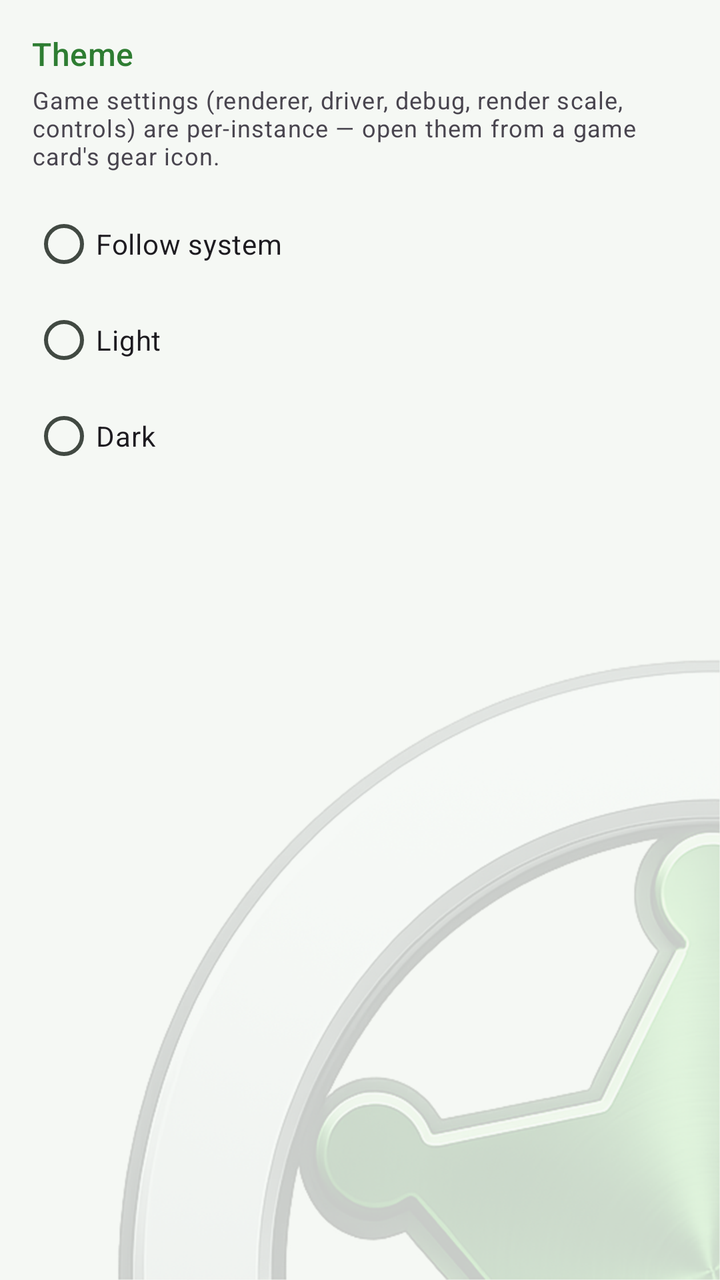
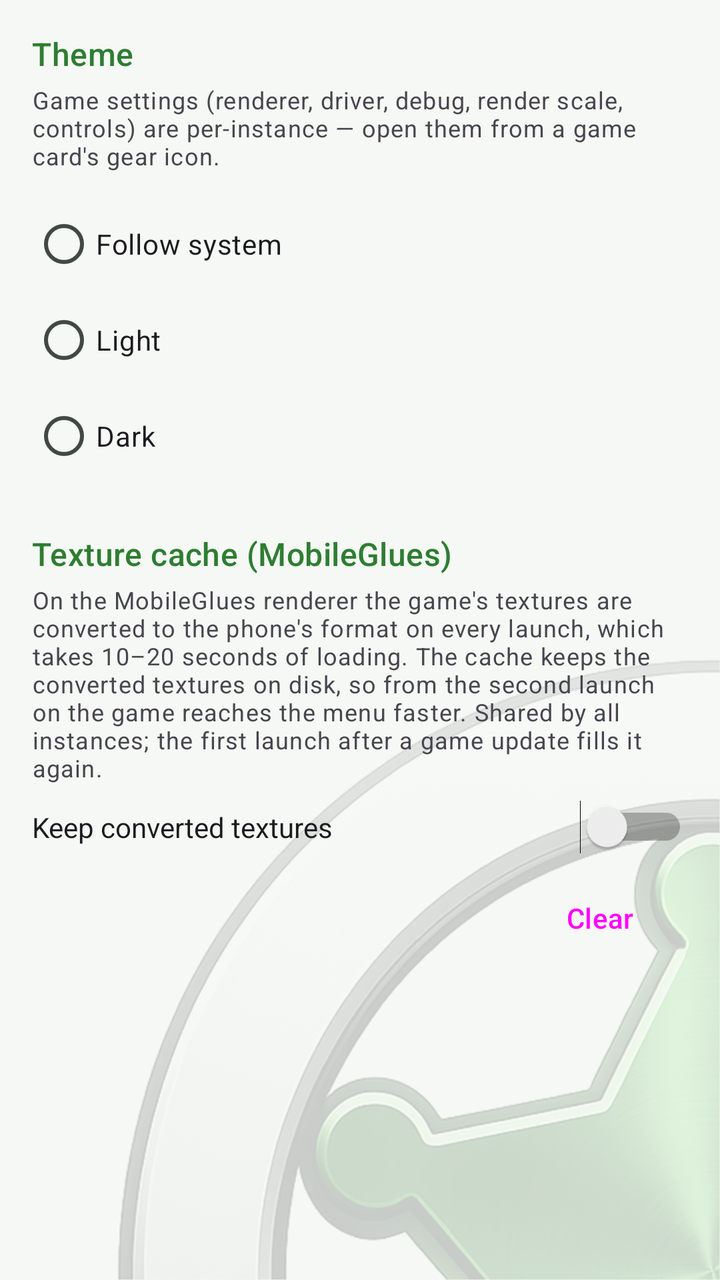

Screens rendered from an Android XML layout before and after an edit, with the pre-edit source and the edit as a unified diff.
<!-- AndroidManifest.xml: application theme AppTheme -->
<!-- res/layout/fragment_app_settings.xml -->
<?xml version="1.0" encoding="utf-8"?>
<ScrollView xmlns:android="http://schemas.android.com/apk/res/android"
    android:layout_width="match_parent"
    android:layout_height="match_parent">

    <LinearLayout
        android:layout_width="match_parent"
        android:layout_height="wrap_content"
        android:orientation="vertical"
        android:padding="16dp">

        <TextView
            android:layout_width="wrap_content"
            android:layout_height="wrap_content"
            android:text="@string/app_settings_theme"
            android:textAppearance="?attr/textAppearanceTitleMedium"
            android:textColor="?attr/colorPrimary"
            android:layout_marginBottom="4dp" />

        <TextView
            android:layout_width="match_parent"
            android:layout_height="wrap_content"
            android:text="@string/app_settings_note"
            android:textAppearance="?attr/textAppearanceBodySmall"
            android:layout_marginBottom="12dp" />

        <RadioGroup
            android:id="@+id/rg_theme"
            android:layout_width="match_parent"
            android:layout_height="wrap_content">
            <RadioButton
                android:id="@+id/rb_theme_system"
                android:layout_width="match_parent"
                android:layout_height="wrap_content"
                android:text="@string/theme_system" />
            <RadioButton
                android:id="@+id/rb_theme_light"
                android:layout_width="match_parent"
                android:layout_height="wrap_content"
                android:text="@string/theme_light" />
            <RadioButton
                android:id="@+id/rb_theme_dark"
                android:layout_width="match_parent"
                android:layout_height="wrap_content"
                android:text="@string/theme_dark" />
        </RadioGroup>

    </LinearLayout>
</ScrollView>
<!-- resources referenced by this layout -->
<resources>
  <string name="app_settings_note">Game settings (renderer, driver, debug, render scale, controls) are per-instance — open them from a game card\'s gear icon.</string>
  <string name="app_settings_theme">Theme</string>
  <string name="theme_dark">Dark</string>
  <string name="theme_light">Light</string>
  <string name="theme_system">Follow system</string>
  <color name="rd_primary">#2E7D32</color>
  <color name="rd_primary_container">#B4F0B6</color>
  <color name="rd_on_primary_container">#00210A</color>
  <color name="md_theme_secondary">#4F6354</color>
  <color name="md_theme_onSecondary">#FFFFFF</color>
  <color name="md_theme_secondaryContainer">#D2E8D6</color>
  <color name="md_theme_onSecondaryContainer">#0E1F14</color>
  <color name="md_theme_tertiary">#3A656E</color>
  <color name="md_theme_onTertiary">#FFFFFF</color>
  <color name="md_theme_tertiaryContainer">#BEEAF5</color>
  <color name="md_theme_onTertiaryContainer">#001F25</color>
  <color name="md_theme_error">#BA1A1A</color>
  <color name="md_theme_onError">#FFFFFF</color>
  <color name="md_theme_errorContainer">#FFDAD6</color>
  <color name="md_theme_onErrorContainer">#410002</color>
  <color name="md_theme_background">#F5F8F4</color>
  <color name="md_theme_onBackground">#181D18</color>
  <color name="md_theme_surface">#F5F8F4</color>
  <color name="md_theme_onSurface">#181D18</color>
  <color name="md_theme_surfaceVariant">#DCE5DC</color>
  <color name="md_theme_onSurfaceVariant">#414942</color>
  <color name="md_theme_outlineVariant">#C0C9C0</color>
  <color name="md_theme_inverseSurface">#2D322E</color>
  <color name="md_theme_inverseOnSurface">#EFF1EB</color>
  <color name="md_theme_inversePrimary">#86D88A</color>
  <color name="md_theme_surfaceDim">#D5DBD3</color>
  <color name="md_theme_surfaceBright">#F5F8F4</color>
  <color name="md_theme_surfaceContainerLowest">#FFFFFF</color>
  <color name="md_theme_surfaceContainerLow">#EFF2EC</color>
  <color name="md_theme_surfaceContainer">#E9ECE6</color>
  <color name="md_theme_surfaceContainerHigh">#E4E7E1</color>
  <color name="md_theme_surfaceContainerHighest">#DEE1DB</color>
  <style name="AppTheme.Button" parent="Widget.Material3.Button">
          <item name="android:minWidth">0dp</item>
          <item name="android:paddingStart">24dp</item>
          <item name="android:paddingEnd">24dp</item>
          <item name="android:textSize">15sp</item>
          <item name="android:textAllCaps">false</item>
      </style>
  <style name="AppTheme.NavigationView" parent="Widget.Material3.NavigationView">
          <item name="dividerColor">@color/rd_primary</item>
          <item name="itemTextAppearance">@style/AppTheme.NavigationView.Item</item>
          <item name="itemHorizontalPadding">23dp</item>
      </style>
  <style name="ThemeOverlay.RimDroid.Dialog" parent="ThemeOverlay.Material3.MaterialAlertDialog">
          <item name="materialAlertDialogTitleTextStyle">@style/RimDroid.Dialog.Title</item>
      </style>
  <style name="AppTheme.NavigationView.Item" parent="TextAppearance.Material3.LabelLarge">
          <item name="android:textSize">13sp</item>
      </style>
  <style name="RimDroid.Dialog.Title" parent="MaterialAlertDialog.Material3.Title.Text">
          <item name="android:textColor">?attr/colorPrimary</item>
      </style>
  <!-- unchanged entries left out for length: 3 -->
</resources>

<!-- the commit's change to res/layout/fragment_app_settings.xml (unified diff, before → after) -->
@@ -45,5 +45,50 @@
                 android:text="@string/theme_dark" />
         </RadioGroup>
 
+        <TextView
+            android:layout_width="wrap_content"
+            android:layout_height="wrap_content"
+            android:layout_marginTop="24dp"
+            android:text="@string/etc2_cache_title"
+            android:textAppearance="?attr/textAppearanceTitleMedium"
+            android:textColor="?attr/colorPrimary"
+            android:layout_marginBottom="4dp" />
+
+        <TextView
+            android:layout_width="match_parent"
+            android:layout_height="wrap_content"
+            android:text="@string/etc2_cache_hint"
+            android:textAppearance="?attr/textAppearanceBodySmall"
+            android:layout_marginBottom="8dp" />
+
+        <Switch
+            android:id="@+id/sw_etc2_cache"
+            android:layout_width="match_parent"
+            android:layout_height="wrap_content"
+            android:textSize="14sp"
+            android:text="@string/etc2_cache_switch" />
+
+        <LinearLayout
+            android:layout_width="match_parent"
+            android:layout_height="wrap_content"
+            android:layout_marginTop="8dp"
+            android:gravity="center_vertical"
+            android:orientation="horizontal">
+
+            <TextView
+                android:id="@+id/tv_etc2_cache_size"
+                android:layout_width="0dp"
+                android:layout_weight="1"
+                android:layout_height="wrap_content"
+                android:textAppearance="?attr/textAppearanceBodySmall" />
+
+            <Button
+                android:id="@+id/btn_etc2_cache_clear"
+                style="@style/Widget.Material3.Button.OutlinedButton"
+                android:layout_width="wrap_content"
+                android:layout_height="wrap_content"
+                android:text="@string/etc2_cache_clear" />
+        </LinearLayout>
+
     </LinearLayout>
 </ScrollView>
<!-- resource entries referenced after the edit -->
@@ -2,6 +2,10 @@
 <resources>
   <string name="app_settings_note">Game settings (renderer, driver, debug, render scale, controls) are per-instance — open them from a game card\'s gear icon.</string>
   <string name="app_settings_theme">Theme</string>
+  <string name="etc2_cache_clear">Clear</string>
+  <string name="etc2_cache_hint">On the MobileGlues renderer the game\'s textures are converted to the phone\'s format on every launch, which takes 10–20 seconds of loading. The cache keeps the converted textures on disk, so from the second launch on the game reaches the menu faster. Shared by all instances; the first launch after a game update fills it again.</string>
+  <string name="etc2_cache_switch">Keep converted textures</string>
+  <string name="etc2_cache_title">Texture cache (MobileGlues)</string>
   <string name="theme_dark">Dark</string>
   <string name="theme_light">Light</string>
   <string name="theme_system">Follow system</string>
